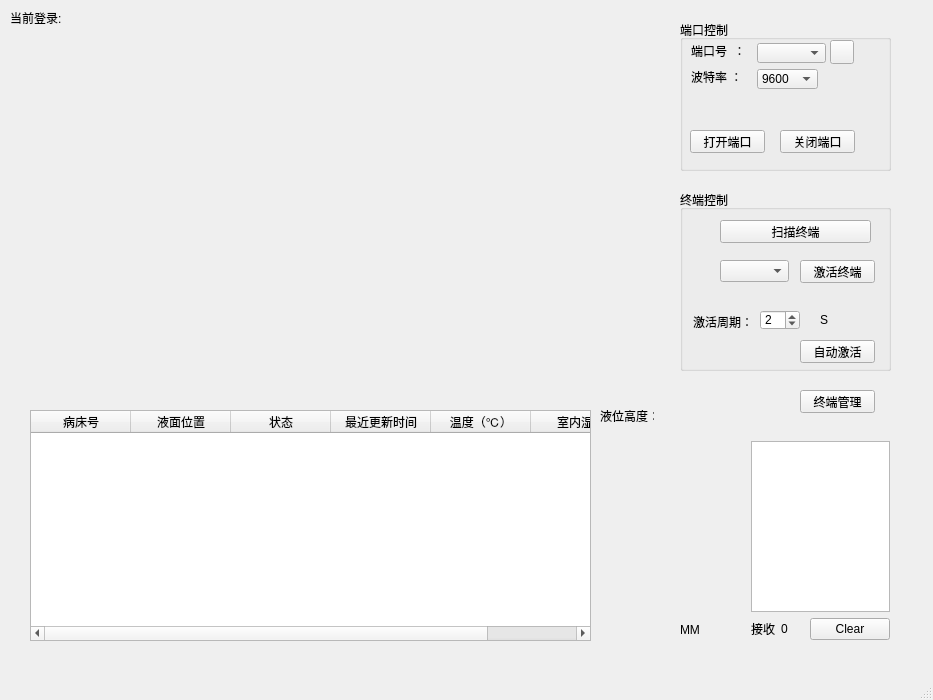
Above: mainwindow.ui from wollir/shuye_soft before the change. Below: the same form after it.
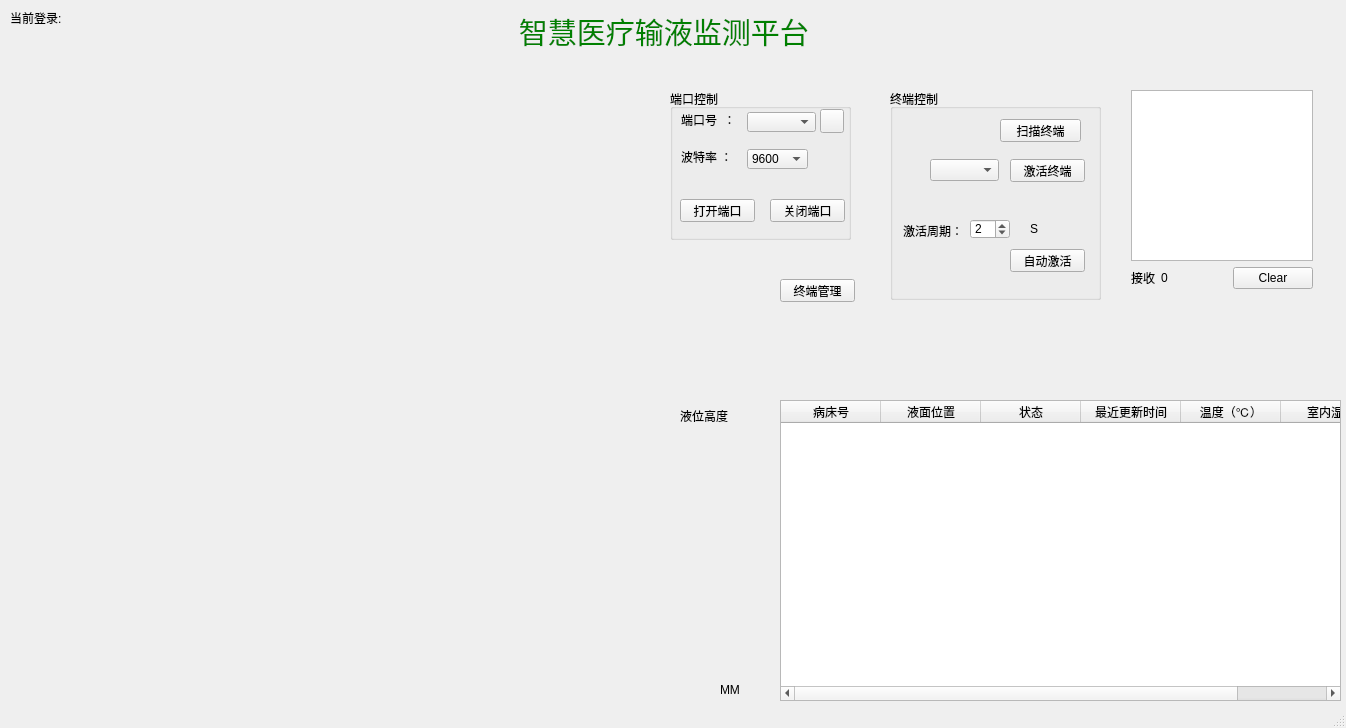
That is the form after the change. Custom widgets are drawn as their Qt base class.

Commit message: 设置了液位差的图表，全屏，下面与硬件联调，动态设置横坐标

The edit to the form file:
```diff
--- a/mainwindow.ui
+++ b/mainwindow.ui
@@ -6,8 +6,8 @@
    <rect>
     <x>0</x>
     <y>0</y>
-    <width>933</width>
-    <height>700</height>
+    <width>1346</width>
+    <height>728</height>
    </rect>
   </property>
   <property name="windowTitle">
@@ -18,18 +18,18 @@
     <property name="geometry">
      <rect>
       <x>10</x>
-      <y>30</y>
+      <y>70</y>
       <width>621</width>
-      <height>341</height>
+      <height>311</height>
      </rect>
     </property>
    </widget>
    <widget class="QGroupBox" name="groupBox">
     <property name="geometry">
      <rect>
-      <x>680</x>
-      <y>20</y>
-      <width>211</width>
+      <x>670</x>
+      <y>89</y>
+      <width>181</width>
       <height>151</height>
      </rect>
     </property>
@@ -95,7 +95,7 @@
      <property name="geometry">
       <rect>
        <x>11</x>
-       <y>49</y>
+       <y>60</y>
        <width>54</width>
        <height>16</height>
       </rect>
@@ -108,7 +108,7 @@
      <property name="geometry">
       <rect>
        <x>77</x>
-       <y>49</y>
+       <y>60</y>
        <width>61</width>
        <height>20</height>
       </rect>
@@ -144,9 +144,9 @@
    <widget class="QWidget" name="layoutWidget">
     <property name="geometry">
      <rect>
-      <x>740</x>
-      <y>430</y>
-      <width>161</width>
+      <x>1120</x>
+      <y>79</y>
+      <width>204</width>
       <height>221</height>
      </rect>
     </property>
@@ -197,10 +197,10 @@
    <widget class="QTableWidget" name="tableWidget">
     <property name="geometry">
      <rect>
-      <x>30</x>
-      <y>410</y>
+      <x>780</x>
+      <y>400</y>
       <width>561</width>
-      <height>231</height>
+      <height>301</height>
      </rect>
     </property>
     <property name="focusPolicy">
@@ -267,10 +267,10 @@
    <widget class="QGroupBox" name="groupBox_2">
     <property name="geometry">
      <rect>
-      <x>680</x>
-      <y>190</y>
+      <x>890</x>
+      <y>89</y>
       <width>211</width>
-      <height>181</height>
+      <height>211</height>
      </rect>
     </property>
     <property name="title">
@@ -292,9 +292,9 @@
     <widget class="QPushButton" name="pushButton_5">
      <property name="geometry">
       <rect>
-       <x>40</x>
+       <x>110</x>
        <y>30</y>
-       <width>151</width>
+       <width>81</width>
        <height>23</height>
       </rect>
      </property>
@@ -316,7 +316,7 @@
      <property name="geometry">
       <rect>
        <x>140</x>
-       <y>120</y>
+       <y>130</y>
        <width>20</width>
        <height>20</height>
       </rect>
@@ -329,7 +329,7 @@
      <property name="geometry">
       <rect>
        <x>80</x>
-       <y>120</y>
+       <y>130</y>
        <width>40</width>
        <height>20</height>
       </rect>
@@ -354,7 +354,7 @@
      <property name="geometry">
       <rect>
        <x>13</x>
-       <y>124</y>
+       <y>134</y>
        <width>60</width>
        <height>16</height>
       </rect>
@@ -367,7 +367,7 @@
      <property name="geometry">
       <rect>
        <x>120</x>
-       <y>150</y>
+       <y>160</y>
        <width>75</width>
        <height>23</height>
       </rect>
@@ -380,7 +380,7 @@
      <property name="geometry">
       <rect>
        <x>40</x>
-       <y>150</y>
+       <y>130</y>
        <width>21</width>
        <height>21</height>
       </rect>
@@ -396,8 +396,8 @@
    <widget class="QPushButton" name="pushButton_6">
     <property name="geometry">
      <rect>
-      <x>800</x>
-      <y>390</y>
+      <x>780</x>
+      <y>279</y>
       <width>75</width>
       <height>23</height>
      </rect>
@@ -409,8 +409,8 @@
    <widget class="QLabel" name="label_9">
     <property name="geometry">
      <rect>
-      <x>720</x>
-      <y>380</y>
+      <x>990</x>
+      <y>259</y>
       <width>32</width>
       <height>32</height>
      </rect>
@@ -422,23 +422,23 @@
    <widget class="QLabel" name="label_10">
     <property name="geometry">
      <rect>
-      <x>600</x>
+      <x>680</x>
       <y>410</y>
       <width>54</width>
       <height>12</height>
      </rect>
     </property>
     <property name="text">
-     <string>液位高度：</string>
+     <string>液位高度</string>
     </property>
    </widget>
    <widget class="QWidget" name="layoutWidget">
     <property name="geometry">
      <rect>
-      <x>630</x>
+      <x>660</x>
       <y>430</y>
-      <width>81</width>
-      <height>221</height>
+      <width>91</width>
+      <height>281</height>
      </rect>
     </property>
     <layout class="QVBoxLayout" name="verticalLayout">
@@ -511,6 +511,29 @@
      <string>当前登录:</string>
     </property>
    </widget>
+   <widget class="QwtPlot" name="qwtPlot_3">
+    <property name="geometry">
+     <rect>
+      <x>10</x>
+      <y>420</y>
+      <width>621</width>
+      <height>291</height>
+     </rect>
+    </property>
+   </widget>
+   <widget class="QLabel" name="label_11">
+    <property name="geometry">
+     <rect>
+      <x>500</x>
+      <y>10</y>
+      <width>331</width>
+      <height>41</height>
+     </rect>
+    </property>
+    <property name="text">
+     <string>&lt;html&gt;&lt;head/&gt;&lt;body&gt;&lt;p align=&quot;center&quot;&gt;&lt;span style=&quot; font-size:22pt; color:#008000;&quot;&gt;智慧医疗输液监测平台&lt;/span&gt;&lt;/p&gt;&lt;/body&gt;&lt;/html&gt;  </string>
+    </property>
+   </widget>
    <zorder>pushButton_6</zorder>
    <zorder>groupBox</zorder>
    <zorder>layoutWidget</zorder>
```
Left out of the diff: 7 changed lines with no effect on the pictures. The commit also changes 7 other files.
